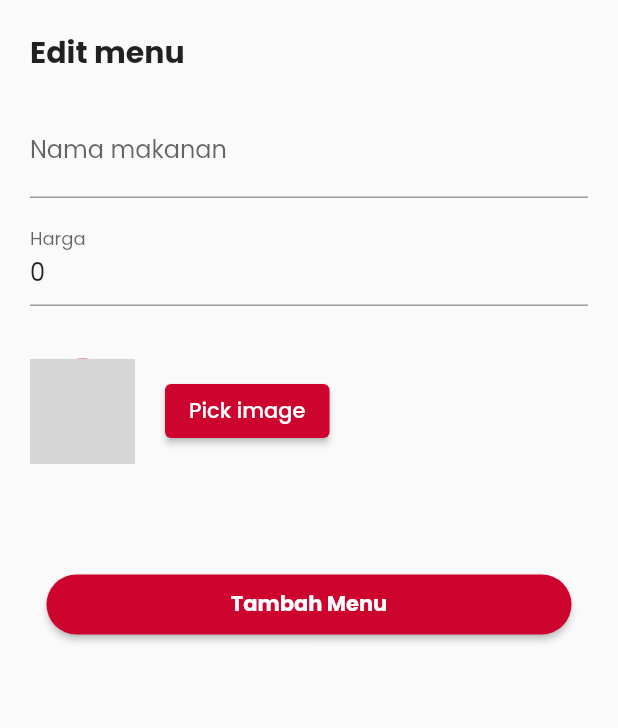
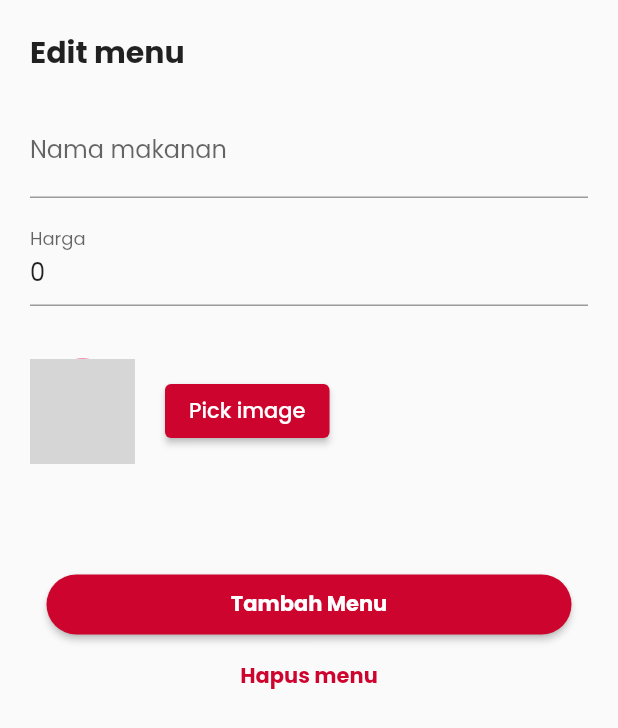
Before and after one commit to komangputrasn/upj-digital-canteen, a Flutter app: the FoodCardBottomSheet widget shown alone on an empty page, opened directly with empty values, on a phone screen of 412 x 824 dp. Shown: the top 728 px of the screen. Run offline on Flutter 3.47's test engine with Material 2 defaults, Android fonts, the phone set to English and light mode, and no system bars; our stand-ins replace carousel_slider, cloud_firestore, firebase_auth, firebase_core, firebase_storage, flutter_typeahead and 3 more; missing offline and left inert: cart_stepper; accounts and stored records are empty; network calls fail; grey boxes are pictures that could not be loaded.

Commit message:
sucessfully added a delete feature for menus

```diff
--- a/lib/screens/penjual/homescreen/homescreen_main.dart
+++ b/lib/screens/penjual/homescreen/homescreen_main.dart
@@ -426,6 +426,21 @@ class _FoodCardBottomSheetState extends State<FoodCardBottomSheet> {
                   ),
                 ),
               ),
+              Center(
+                child: TextButton(
+                  onPressed: () async {
+                    MerchantData().deleteFood(widget.foodId);
+                    Navigator.pop(context);
+                  },
+                  style: TextButton.styleFrom(
+                    minimumSize: Size(350, 40),
+                  ),
+                  child: Text(
+                    'Hapus menu',
+                    style: TextStyle(fontWeight: FontWeight.bold),
+                  ),
+                ),
+              ),
             ],
           ),
         ),
```
Also changed, not shown: lib/firestore.dart (+9 -0 lines).
